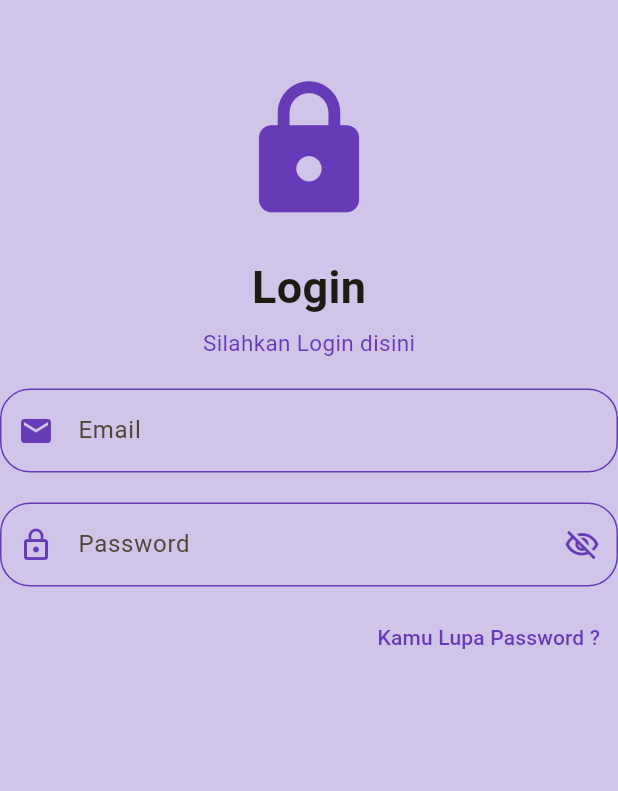
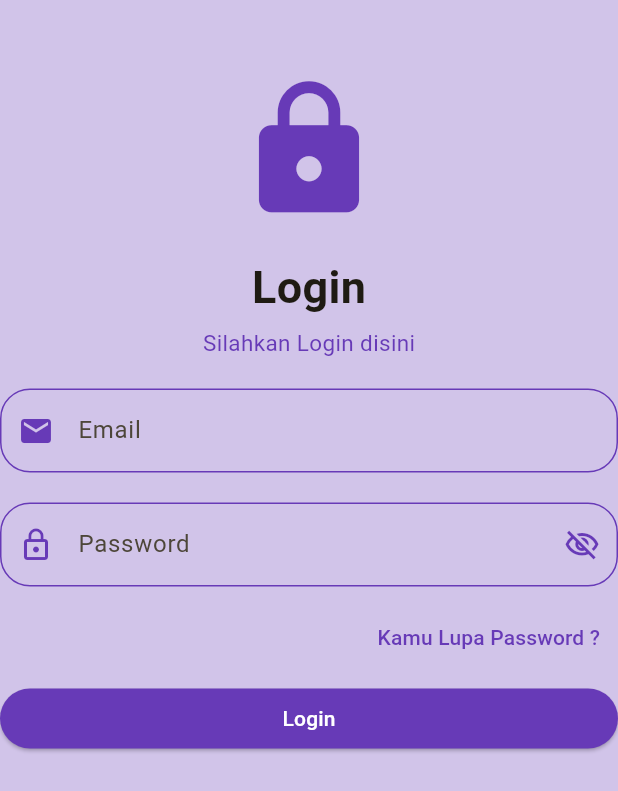
Before and after one commit to damarbagas-234/uts_aplikasimobile_1123150107, a Flutter app: the Login screen opened directly, on a phone screen of 412 x 824 dp. Shown: the top 791 px of the screen. Run offline on Flutter 3.47's test engine with Material 3 defaults, Android fonts, the phone set to English and light mode, and no system bars.

Commit message:
nambahin button login

```diff
--- a/lib/login/login.dart
+++ b/lib/login/login.dart
@@ -105,6 +105,26 @@ class Login extends StatelessWidget {
                         ),
                       ),
                     ),
+                    SizedBox(height: 10,),
+                    Container(
+                      child: SizedBox(
+                        height: 40,
+                        width: double.infinity,
+                        child: ElevatedButton(
+                          onPressed: (){
+
+                          },
+                          style: ElevatedButton.styleFrom(
+                            backgroundColor: Colors.deepPurple,
+                          ),
+                          child: Text('Login',
+                          style: TextStyle(
+                            color: Colors.white
+                          ),
+                          ),
+                        ),
+                      ),
+                    ),
                   ],
                 ),
               ),
```
